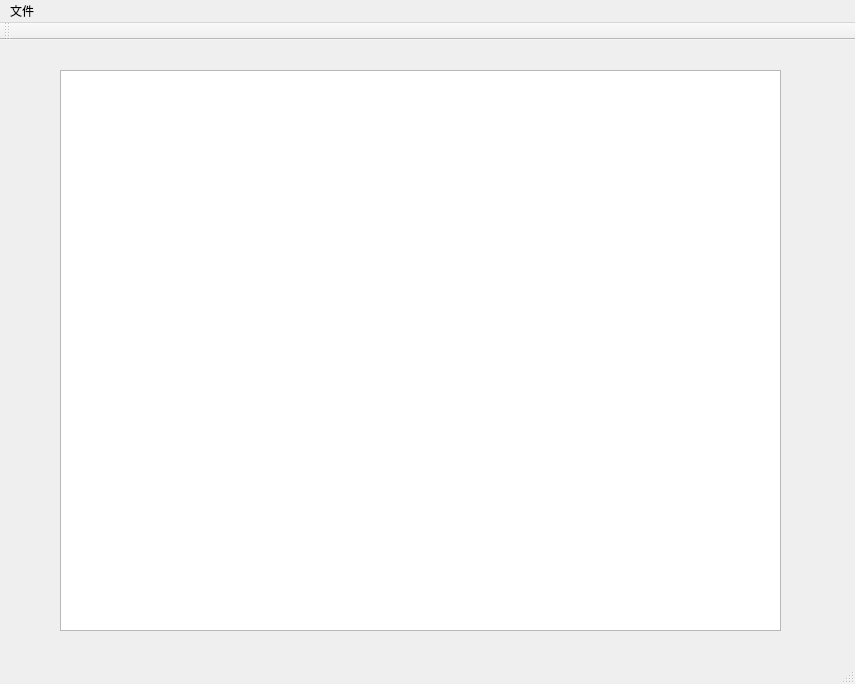
This is imageProcess/View/mainwindow.ui in Grothendieck42/2019-summer-project as Qt 5 draws it before an edit. The edited form follows.
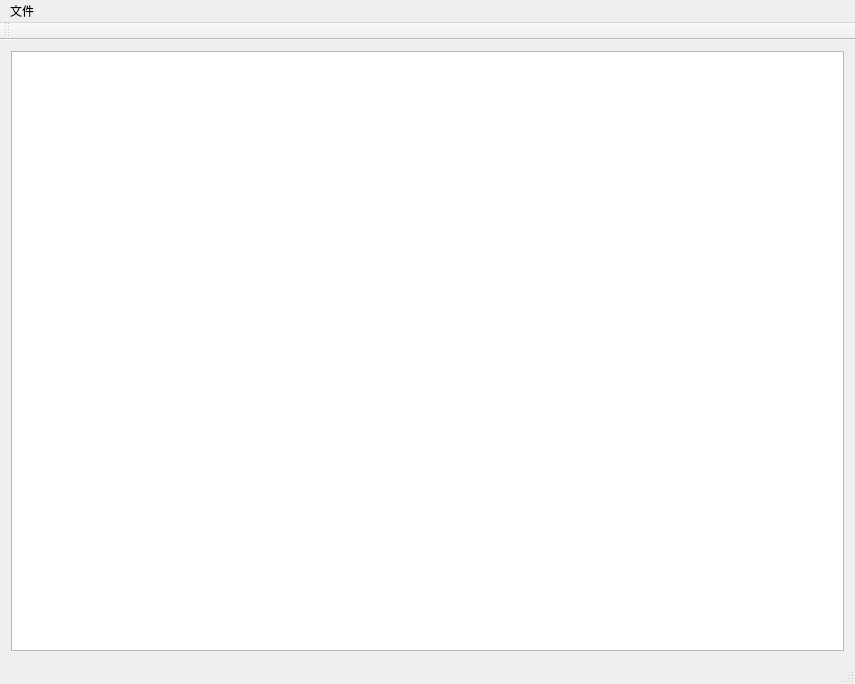
This is the edited form.

Patch:
```diff
--- a/imageProcess/View/mainwindow.ui
+++ b/imageProcess/View/mainwindow.ui
@@ -14,16 +14,11 @@
    <string>MainWindow</string>
   </property>
   <widget class="QWidget" name="centralWidget">
-   <widget class="QGraphicsView" name="image1">
-    <property name="geometry">
-     <rect>
-      <x>60</x>
-      <y>30</y>
-      <width>721</width>
-      <height>561</height>
-     </rect>
-    </property>
-   </widget>
+   <layout class="QGridLayout" name="gridLayout">
+    <item row="0" column="0">
+     <widget class="QGraphicsView" name="image1"/>
+    </item>
+   </layout>
   </widget>
   <widget class="QMenuBar" name="menuBar">
    <property name="geometry">
```
